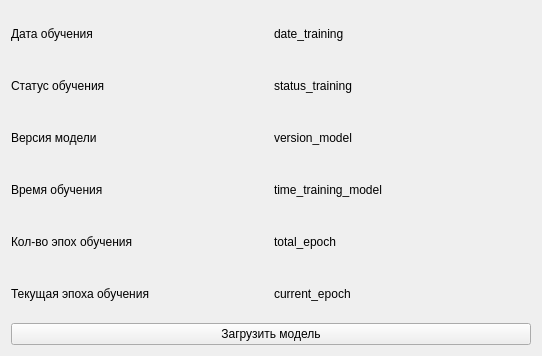
Before: the Qt Designer form view/qt_ui_source/Retraining_model.ui in Andrew-up/vgtu_frontend, drawn with Qt 5.
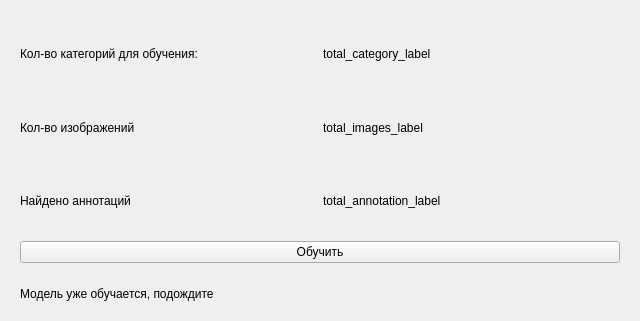
After: the same form once the commit is applied.

Diff of the .ui file:
```diff
--- a/view/qt_ui_source/Retraining_model.ui
+++ b/view/qt_ui_source/Retraining_model.ui
@@ -6,65 +6,34 @@
    <rect>
     <x>0</x>
     <y>0</y>
-    <width>542</width>
-    <height>356</height>
+    <width>640</width>
+    <height>321</height>
    </rect>
   </property>
   <property name="windowTitle">
    <string>Form</string>
   </property>
+  <layout class="QHBoxLayout" name="horizontalLayout_7">
+   <item>
+    <layout class="QVBoxLayout" name="verticalLayout_4">
+     <item>
+      <widget class="QWidget" name="widget" native="true">
   <layout class="QVBoxLayout" name="verticalLayout_2">
    <item>
     <layout class="QVBoxLayout" name="verticalLayout">
-     <item>
-      <layout class="QHBoxLayout" name="horizontalLayout_2">
-       <item>
-        <widget class="QLabel" name="label">
-         <property name="text">
-          <string>Дата обучения</string>
-         </property>
-        </widget>
-       </item>
-       <item>
-        <widget class="QLabel" name="date_training">
-         <property name="text">
-          <string>date_training</string>
-         </property>
-        </widget>
-       </item>
-      </layout>
-     </item>
-     <item>
-      <layout class="QHBoxLayout" name="horizontalLayout_3">
-       <item>
-        <widget class="QLabel" name="label_3">
-         <property name="text">
-          <string>Статус обучения</string>
-         </property>
-        </widget>
-       </item>
-       <item>
-        <widget class="QLabel" name="status_training">
-         <property name="text">
-          <string>status_training</string>
-         </property>
-        </widget>
-       </item>
-      </layout>
-     </item>
      <item>
       <layout class="QHBoxLayout" name="horizontalLayout_4">
        <item>
-        <widget class="QLabel" name="label_4">
+             <widget class="QLabel" name="label">
          <property name="text">
-          <string>Версия модели</string>
+               <string>Кол-во категорий для обучения:</string>
          </property>
         </widget>
        </item>
        <item>
         <widget class="QLabel" name="version_model">
          <property name="text">
-          <string>version_model</string>
+               <string>total_category_label</string>
          </property>
         </widget>
        </item>
@@ -73,52 +42,16 @@
      <item>
       <layout class="QHBoxLayout" name="horizontalLayout_5">
        <item>
-        <widget class="QLabel" name="label_6">
+             <widget class="QLabel" name="label_4">
          <property name="text">
-          <string>Время обучения</string>
+               <string>Кол-во изображений</string>
          </property>
         </widget>
        </item>
        <item>
         <widget class="QLabel" name="time_training_model">
          <property name="text">
-          <string>time_training_model</string>
-         </property>
-        </widget>
-       </item>
-      </layout>
-     </item>
-     <item>
-      <layout class="QHBoxLayout" name="horizontalLayout_8">
-       <item>
-        <widget class="QLabel" name="label_2">
-         <property name="text">
-          <string>Кол-во эпох обучения</string>
-         </property>
-        </widget>
-       </item>
-       <item>
-        <widget class="QLabel" name="total_epoch">
-         <property name="text">
-          <string>total_epoch</string>
-         </property>
-        </widget>
-       </item>
-      </layout>
-     </item>
-     <item>
-      <layout class="QHBoxLayout" name="horizontalLayout_9">
-       <item>
-        <widget class="QLabel" name="label_7">
-         <property name="text">
-          <string>Текущая эпоха обучения</string>
-         </property>
-        </widget>
-       </item>
-       <item>
-        <widget class="QLabel" name="label_8">
-         <property name="text">
-          <string>current_epoch</string>
+               <string>total_images_label</string>
          </property>
         </widget>
        </item>
@@ -127,13 +60,57 @@
      <item>
       <layout class="QHBoxLayout" name="horizontalLayout_6">
        <item>
+             <widget class="QLabel" name="label_5">
+              <property name="text">
+               <string>Найдено аннотаций</string>
+              </property>
+             </widget>
+            </item>
+            <item>
+             <widget class="QLabel" name="total_annotation_label">
+              <property name="text">
+               <string>total_annotation_label</string>
+              </property>
+             </widget>
+            </item>
+           </layout>
+          </item>
+          <item>
         <widget class="QPushButton" name="pushButton">
          <property name="text">
-          <string>Загрузить модель</string>
+             <string>Обучить</string>
          </property>
         </widget>
        </item>
       </layout>
+        </item>
+       </layout>
+      </widget>
+     </item>
+     <item>
+      <widget class="QWidget" name="model_training_false" native="true">
+       <property name="sizePolicy">
+        <sizepolicy hsizetype="Preferred" vsizetype="Maximum">
+         <horstretch>0</horstretch>
+         <verstretch>0</verstretch>
+        </sizepolicy>
+       </property>
+       <layout class="QVBoxLayout" name="verticalLayout_3">
+        <item>
+         <widget class="QLabel" name="label_2">
+          <property name="sizePolicy">
+           <sizepolicy hsizetype="Preferred" vsizetype="Maximum">
+            <horstretch>0</horstretch>
+            <verstretch>0</verstretch>
+           </sizepolicy>
+          </property>
+          <property name="text">
+           <string>Модель уже обучается, подождите</string>
+          </property>
+         </widget>
+        </item>
+       </layout>
+      </widget>
      </item>
     </layout>
    </item>
```
Left out of the diff: 4 changed lines with no effect on the pictures. Lines whose indentation alone changed are shown as unchanged.
